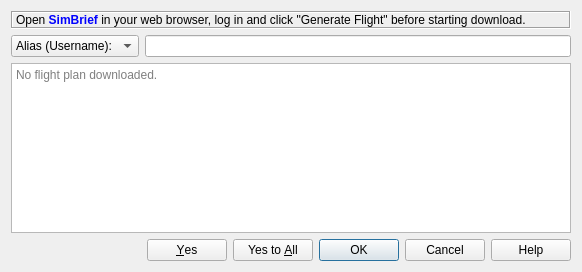
Above: src/routeexport/fetchroutedialog.ui from albar965/littlenavmap before the change. Below: the same form after it.
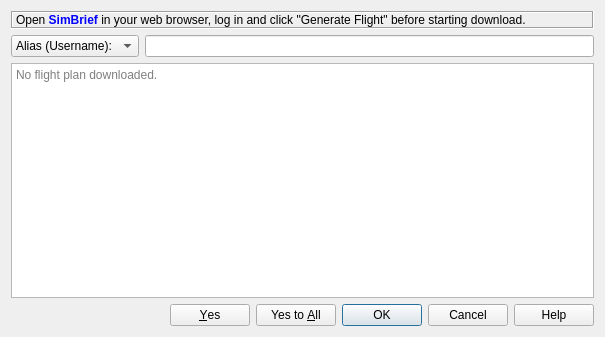
That is the form after the change.

Patch:
```diff
--- a/src/routeexport/fetchroutedialog.ui
+++ b/src/routeexport/fetchroutedialog.ui
@@ -6,8 +6,8 @@
    <rect>
     <x>0</x>
     <y>0</y>
-    <width>582</width>
-    <height>272</height>
+    <width>605</width>
+    <height>337</height>
    </rect>
   </property>
   <property name="windowTitle">
```
